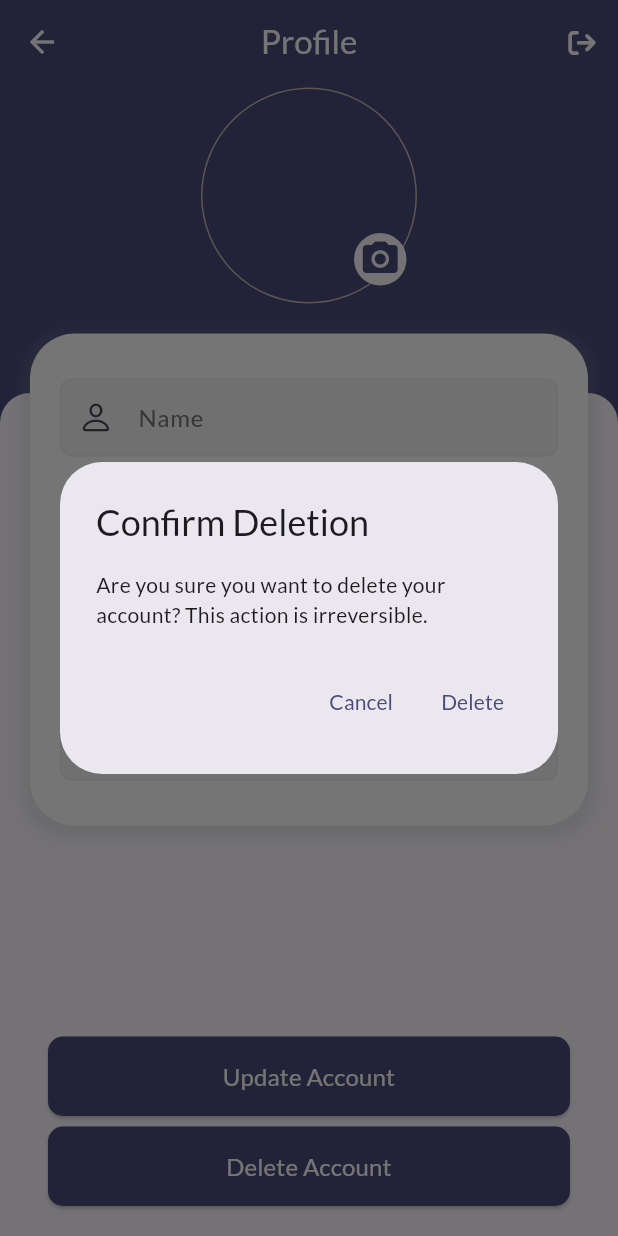
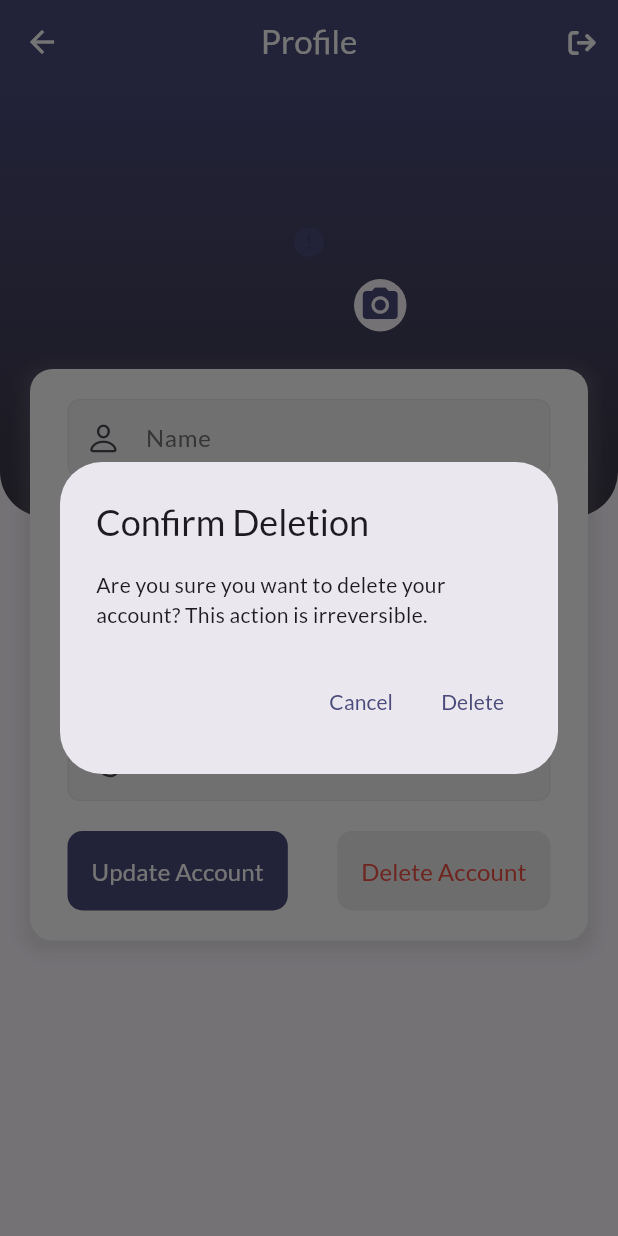
Before and after one commit to abdulrahmanyaqoup/Tareeqak-App, a Flutter app: the EditProfile screen opened directly with empty values, after a tap on "Delete Account", on a phone screen of 412 x 824 dp. Run offline on Flutter 3.47's test engine with Material 3 defaults, Android fonts, the phone set to English and light mode, and no system bars; drawn by our look-alikes of cached_network_image; our stand-ins replace dio, flutter_riverpod, flutter_secure_storage, font_awesome_flutter, google_fonts, image_picker and 3 more; missing offline and left inert: dio_http2_adapter; accounts and stored records are empty; network calls fail.

Commit message:
edit profile fix

```diff
--- a/lib/Screens/components/profile/pages/editProfile.dart
+++ b/lib/Screens/components/profile/pages/editProfile.dart
@@ -34,12 +34,17 @@ class EditProfileState extends ConsumerState<EditProfile> {
   @override
   void initState() {
     super.initState();
+    final user = ref.read(userProvider).user;
+    nameController = TextEditingController(text: user.name);
+    universityController =
+        TextEditingController(text: user.userProps.university);
+    majorController = TextEditingController(text: user.userProps.major);
+    contactController = TextEditingController(text: user.userProps.contact);
   }
 
   @override
   void dispose() {
     nameController.dispose();
-    emailController.dispose();
     universityController.dispose();
     majorController.dispose();
     contactController.dispose();
@@ -109,7 +114,7 @@ class EditProfileState extends ConsumerState<EditProfile> {
           actions: <Widget>[
             TextButton(
               onPressed: () {
-                Navigator.of(context).pop(); // Close the dialog
+                Navigator.of(context).pop();
               },
               child: const Text('Cancel'),
             ),
@@ -128,18 +133,8 @@ class EditProfileState extends ConsumerState<EditProfile> {
 
   @override
   Widget build(BuildContext context) {
-    final user = ref.watch(userProvider).user;
-    final double height = MediaQuery.of(context).size.height;
-    nameController = TextEditingController(text: user.name);
-    emailController = TextEditingController(text: user.email);
-    universityController =
-        TextEditingController(text: user.userProps.university);
-    majorController = TextEditingController(text: user.userProps.major);
-    contactController = TextEditingController(text: user.userProps.contact);
     return Scaffold(
-      backgroundColor: Theme.of(context).colorScheme.primary,
        appBar: AppBar(
-        backgroundColor: Colors.transparent,
         elevation: 0,
         leading: IconButton(
           icon: const Icon(Icons.arrow_back, color: Colors.white),
@@ -158,40 +153,38 @@ class EditProfileState extends ConsumerState<EditProfile> {
       body: Stack(
         children: [
           Container(
-            margin: EdgeInsets.only(top: height * 0.25),
-            height: height * 0.75,
-            padding: const EdgeInsets.all(16),
+            height: MediaQuery.of(context).size.height * 0.35,
             decoration: BoxDecoration(
-              color: Theme.of(context).colorScheme.surface,
-              borderRadius:
-                  const BorderRadius.vertical(top: Radius.circular(20)),
+              gradient: LinearGradient(
+                colors: [
+                  Theme.of(context).colorScheme.primary,
+                  Theme.of(context).colorScheme.secondary,
+                ],
+                begin: Alignment.topCenter,
+                end: Alignment.bottomCenter,
+              ),
+              borderRadius: const BorderRadius.only(
+                bottomLeft: Radius.circular(30),
+                bottomRight: Radius.circular(30),
               ),
             ),
-          Positioned(
-            top: height * 0.1 - 80,
-            left: 0,
-            right: 0,
+          ),
+          SingleChildScrollView(
+            child: Form(
+              key: _formKey,
               child: Column(
+                mainAxisAlignment: MainAxisAlignment.center,
                 children: [
-                Container(
-                    padding: const EdgeInsets.all(6),
-                    decoration: BoxDecoration(
-                      shape: BoxShape.circle,
-                      border: Border.all(
-                        color: Theme.of(context)
-                            .colorScheme
-                            .tertiary
-                            .withOpacity(.7),
-                        width: 1.0,
-                      ),
-                    ),
-                    child: imageProfile(user)),
+                  const SizedBox(height: 40),
+                  imageProfile(ref.read(userProvider).user),
                   const SizedBox(height: 20),
                   Container(
                     margin: const EdgeInsets.symmetric(horizontal: 20),
+                    padding: const EdgeInsets.symmetric(
+                        horizontal: 25, vertical: 20),
                     decoration: BoxDecoration(
                       color: Colors.white,
-                    borderRadius: BorderRadius.circular(30),
+                      borderRadius: BorderRadius.circular(15),
                       boxShadow: [
                         BoxShadow(
                           color: Colors.grey.withOpacity(0.2),
@@ -201,10 +194,6 @@ class EditProfileState extends ConsumerState<EditProfile> {
                         ),
                       ],
                     ),
-                  padding:
-                      const EdgeInsets.symmetric(horizontal: 20, vertical: 30),
-                  child: Form(
-                    key: _formKey,
                     child: Column(
                       children: [
                         CustomTextField(
@@ -234,24 +223,18 @@ class EditProfileState extends ConsumerState<EditProfile> {
                           obscureText: false,
                           prefixIcon: const Icon(CupertinoIcons.phone),
                         ),
-                      ],
-                    ),
-                  ),
-                ),
-              ],
-            ),
-          ),
-          Positioned(
-            bottom: 80,
-            left: 20,
-            right: 20,
-            child: Padding(
-              padding: const EdgeInsets.symmetric(horizontal: 12),
-              child: ElevatedButton(
+                        const SizedBox(height: 20),
+                        Row(
+                          mainAxisAlignment: MainAxisAlignment.spaceBetween,
+                          children: [
+                            ElevatedButton(
                               onPressed: () => updateUser(),
                               style: ElevatedButton.styleFrom(
-                  backgroundColor: Theme.of(context).colorScheme.primary,
-                  padding: const EdgeInsets.symmetric(vertical: 15),
+                                shadowColor: Colors.transparent,
+                                backgroundColor:
+                                    Theme.of(context).colorScheme.primary,
+                                padding: const EdgeInsets.symmetric(
+                                    vertical: 15, horizontal: 16),
                                 shape: RoundedRectangleBorder(
                                   borderRadius: BorderRadius.circular(10),
                                 ),
@@ -265,19 +248,14 @@ class EditProfileState extends ConsumerState<EditProfile> {
                                 ),
                               ),
                             ),
-            ),
-          ),
-          Positioned(
-            bottom: 20,
-            left: 20,
-            right: 20,
-            child: Padding(
-              padding: const EdgeInsets.symmetric(horizontal: 12),
-              child: ElevatedButton(
-                onPressed: () => _showDeleteConfirmationDialog(context),
+                            ElevatedButton(
+                              onPressed: () =>
+                                  _showDeleteConfirmationDialog(context),
                               style: ElevatedButton.styleFrom(
-                  backgroundColor: Theme.of(context).colorScheme.primary,
-                  padding: const EdgeInsets.symmetric(vertical: 15),
+                                shadowColor: Colors.transparent,
+                                backgroundColor: Colors.grey[200],
+                                padding: const EdgeInsets.symmetric(
+                                    vertical: 15, horizontal: 16),
                                 shape: RoundedRectangleBorder(
                                   borderRadius: BorderRadius.circular(10),
                                 ),
@@ -286,10 +264,17 @@ class EditProfileState extends ConsumerState<EditProfile> {
                                 'Delete Account',
                                 textAlign: TextAlign.center,
                                 style: TextStyle(
-                    color: Colors.white,
+                                  color: Color.fromARGB(255, 240, 81, 70),
                                   fontSize: 16,
                                 ),
                               ),
+                            ),
+                          ],
+                        ),
+                      ],
+                    ),
+                  ),
+                ],
               ),
             ),
           ),
```
Lines whose indentation alone changed are shown as unchanged.
